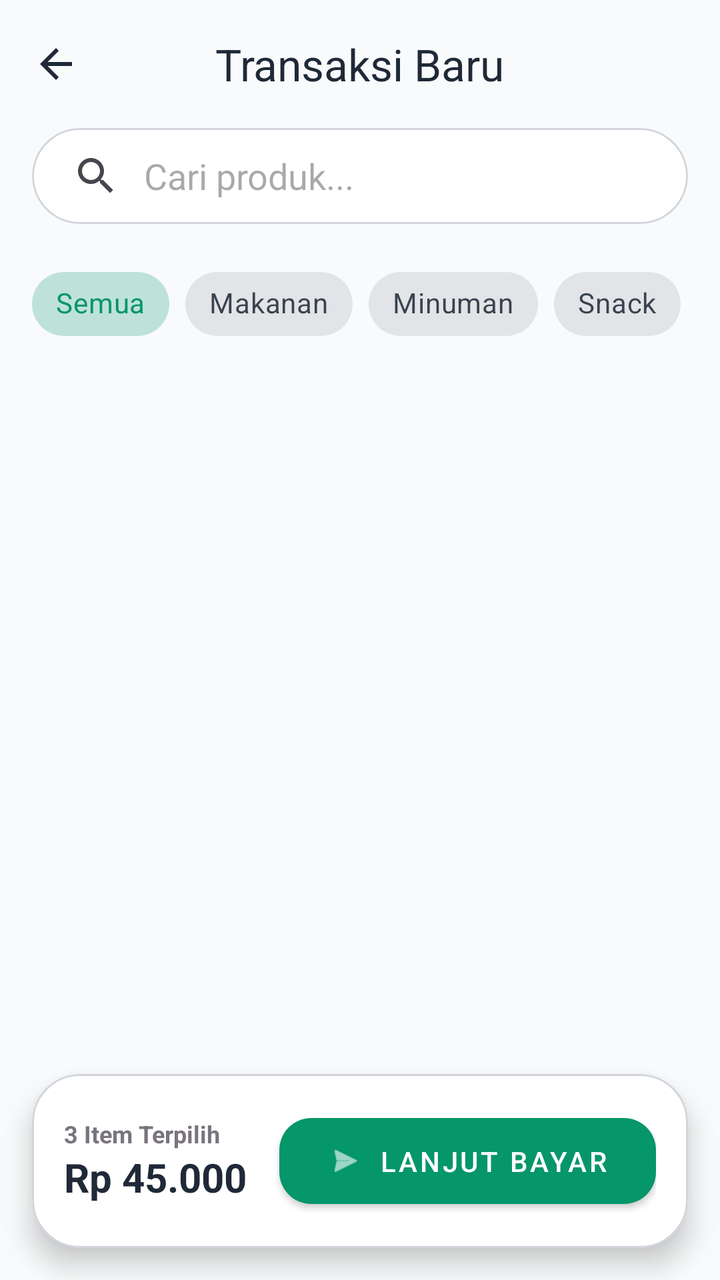
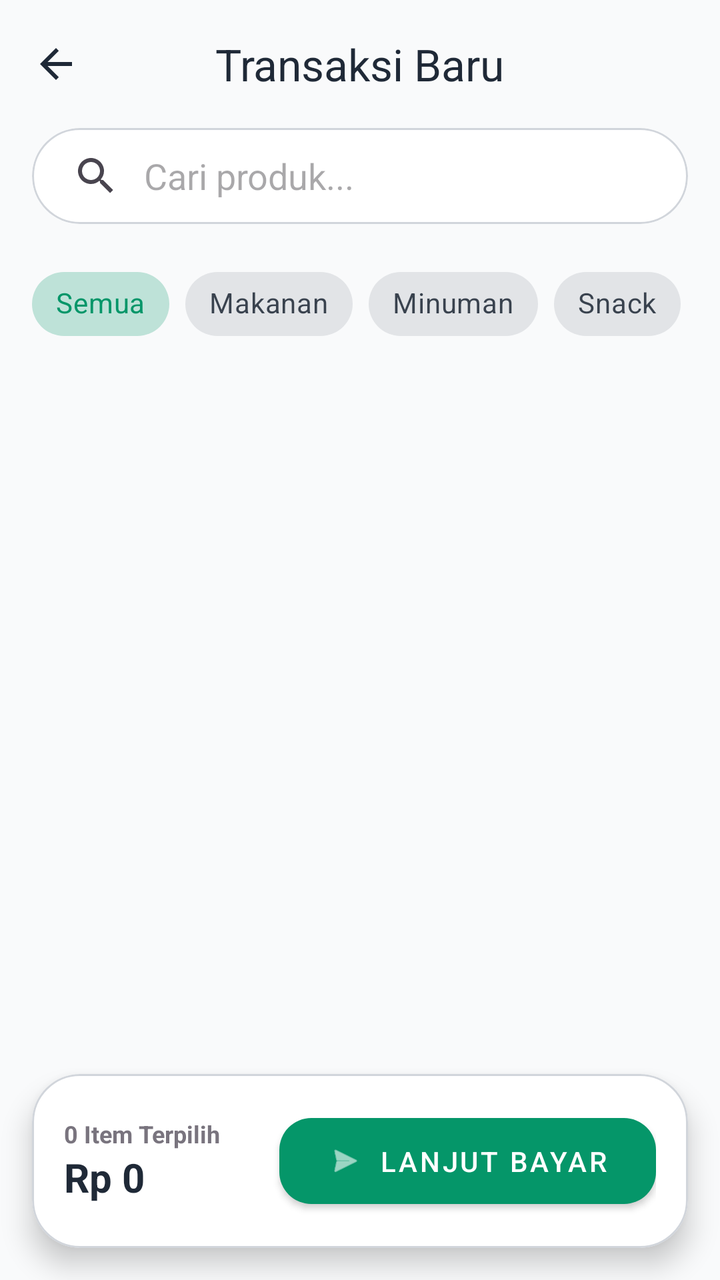

The first picture is an Android layout as it rendered before a commit; the second is the same layout after the commit. The layout source and the unified diff follow.
<!-- AndroidManifest.xml: application theme Theme.PenjualanDev -->
<!-- res/layout/activity_transaksi.xml -->
<?xml version="1.0" encoding="utf-8"?>
<androidx.coordinatorlayout.widget.CoordinatorLayout
    xmlns:android="http://schemas.android.com/apk/res/android"
    xmlns:app="http://schemas.android.com/apk/res-auto"
    xmlns:tools="http://schemas.android.com/tools"
    android:layout_width="match_parent"
    android:layout_height="match_parent"
    android:background="?attr/colorSurface"
    tools:context=".TransaksiActivity">

    
    <com.google.android.material.appbar.AppBarLayout
        android:layout_width="match_parent"
        android:layout_height="wrap_content"
        app:elevation="0dp"
        android:background="?attr/colorSurface">

        <com.google.android.material.appbar.MaterialToolbar
            android:id="@+id/toolbar"
            android:layout_width="match_parent"
            android:layout_height="?attr/actionBarSize"
            app:title="Transaksi Baru"
            app:titleCentered="true"
            app:titleTextColor="?attr/colorOnSurface"
            app:navigationIcon="?homeAsUpIndicator"
            app:navigationIconTint="?attr/colorOnSurface">
        </com.google.android.material.appbar.MaterialToolbar>

        
        <LinearLayout
            android:layout_width="match_parent"
            android:layout_height="wrap_content"
            android:paddingHorizontal="16dp"
            android:paddingBottom="16dp">
            
            <com.google.android.material.card.MaterialCardView
                android:layout_width="match_parent"
                android:layout_height="wrap_content"
                app:cardCornerRadius="24dp"
                app:cardElevation="0dp"
                app:strokeWidth="1dp"
                app:strokeColor="@color/colorOutlineStroke"
                app:cardBackgroundColor="?attr/colorSurfaceContainerHigh">
                
                <androidx.appcompat.widget.SearchView
                    android:id="@+id/search_produk"
                    android:layout_width="match_parent"
                    android:layout_height="wrap_content"
                    app:iconifiedByDefault="false"
                    app:queryBackground="@null"
                    app:queryHint="Cari produk..." />
            </com.google.android.material.card.MaterialCardView>
        </LinearLayout>
        
        
        <HorizontalScrollView
            android:layout_width="match_parent"
            android:layout_height="wrap_content"
            android:scrollbars="none"
            android:paddingHorizontal="16dp"
            android:paddingBottom="8dp">
            <com.google.android.material.chip.ChipGroup
                android:id="@+id/chip_group_kategori"
                android:layout_width="wrap_content"
                android:layout_height="wrap_content"
                app:singleLine="true"
                app:selectionRequired="true">
                <com.google.android.material.chip.Chip
                    style="@style/Widget.MaterialComponents.Chip.Choice"
                    android:layout_width="wrap_content"
                    android:layout_height="wrap_content"
                    android:text="Semua"
                    android:checked="true"/>
                <com.google.android.material.chip.Chip
                    style="@style/Widget.MaterialComponents.Chip.Choice"
                    android:layout_width="wrap_content"
                    android:layout_height="wrap_content"
                    android:text="Makanan"/>
                <com.google.android.material.chip.Chip
                    style="@style/Widget.MaterialComponents.Chip.Choice"
                    android:layout_width="wrap_content"
                    android:layout_height="wrap_content"
                    android:text="Minuman"/>
                <com.google.android.material.chip.Chip
                    style="@style/Widget.MaterialComponents.Chip.Choice"
                    android:layout_width="wrap_content"
                    android:layout_height="wrap_content"
                    android:text="Snack"/>
            </com.google.android.material.chip.ChipGroup>
        </HorizontalScrollView>

    </com.google.android.material.appbar.AppBarLayout>

    
    <FrameLayout
        android:layout_width="match_parent"
        android:layout_height="match_parent"
        app:layout_behavior="@string/appbar_scrolling_view_behavior">

        
        <ProgressBar
            android:id="@+id/view_loading"
            android:layout_width="48dp"
            android:layout_height="48dp"
            android:layout_gravity="center"
            android:indeterminateTint="?attr/colorPrimary"
            android:visibility="visible" />

        
        <LinearLayout
            android:id="@+id/layout_empty"
            android:layout_width="wrap_content"
            android:layout_height="wrap_content"
            android:layout_gravity="center"
            android:orientation="vertical"
            android:gravity="center"
            android:visibility="gone">
            <TextView
                android:layout_width="wrap_content"
                android:layout_height="wrap_content"
                android:text="Tidak ada produk ditemukan"
                android:textColor="?attr/colorOnSurfaceVariant"
                android:textSize="14sp" />
        </LinearLayout>

        
        <androidx.recyclerview.widget.RecyclerView
            android:id="@+id/rv_produk_transaksi"
            android:layout_width="match_parent"
            android:layout_height="match_parent"
            android:paddingBottom="100dp"
            android:clipToPadding="false"
            android:visibility="gone" />

    </FrameLayout>

    
    <com.google.android.material.card.MaterialCardView
        android:layout_width="match_parent"
        android:layout_height="wrap_content"
        android:layout_gravity="bottom"
        android:layout_margin="16dp"
        app:cardCornerRadius="24dp"
        app:cardElevation="8dp"
        app:cardBackgroundColor="?attr/colorSurfaceContainerHigh"
        app:strokeWidth="1dp"
        app:strokeColor="@color/colorOutlineStroke">

        <LinearLayout
            android:layout_width="match_parent"
            android:layout_height="wrap_content"
            android:orientation="horizontal"
            android:padding="16dp"
            android:gravity="center_vertical">

            
            <LinearLayout
                android:layout_width="0dp"
                android:layout_height="wrap_content"
                android:layout_weight="1"
                android:orientation="vertical">
                
                <TextView
                    android:layout_width="wrap_content"
                    android:layout_height="wrap_content"
                    android:text="3 Item Terpilih"
                    android:textColor="?attr/colorOutline"
                    android:textSize="12sp"
                    android:textStyle="bold" />
                
                <TextView
                    android:layout_width="wrap_content"
                    android:layout_height="wrap_content"
                    android:text="Rp 45.000"
                    android:textColor="?attr/colorOnSurface"
                    android:textSize="20sp"
                    android:textStyle="bold" />
            </LinearLayout>

            
            <com.google.android.material.button.MaterialButton
                style="@style/Widget.MaterialComponents.Button"
                android:layout_width="wrap_content"
                android:layout_height="wrap_content"
                android:text="Lanjut Bayar"
                app:cornerRadius="16dp"
                android:paddingHorizontal="24dp"
                android:paddingVertical="12dp"
                app:icon="@android:drawable/ic_menu_send"
                app:backgroundTint="?attr/colorPrimary"
                app:iconTint="?attr/colorOnPrimary"
                android:textColor="?attr/colorOnPrimary"/>

        </LinearLayout>
    </com.google.android.material.card.MaterialCardView>

</androidx.coordinatorlayout.widget.CoordinatorLayout>
<!-- resources referenced by this layout -->
<resources>
  <color name="colorOutlineStroke">#D1D5DB</color>
  <style name="Theme.PenjualanDev" parent="Base.Theme.PenjualanDev" />
  <style name="Base.Theme.PenjualanDev" parent="Theme.Material3.Light.NoActionBar">
          
          <item name="colorPrimary">@color/colorPrimary</item>
          <item name="colorOnPrimary">@color/colorOnPrimary</item>
          
          <item name="colorSecondary">@color/colorSecondary</item>
          <item name="colorOnSecondary">@color/colorOnSecondary</item>
          
          <item name="android:statusBarColor">@color/colorPrimary</item>
          
          <item name="colorSurface">@color/colorScreenBackground</item>
          <item name="colorOnSurface">@color/colorPrimaryText</item>
          <item name="colorSurfaceContainer">@color/colorCardBackground</item>
          <item name="colorSurfaceContainerHigh">@color/white</item>
          <item name="colorOnSurfaceVariant">@color/colorSecondaryText</item>
          <item name="colorError">@color/red</item>
          
          <item name="materialButtonStyle">@style/Widget.App.Button</item>
      </style>
  <color name="colorPrimary">#059669</color>
  <color name="colorOnPrimary">#FFFFFF</color>
  <color name="colorSecondary">#D1FAE5</color>
  <color name="colorOnSecondary">#064E3B</color>
  <color name="colorScreenBackground">#F9FAFB</color>
  <color name="colorPrimaryText">#1F2937</color>
  <color name="colorCardBackground">#FFFFFF</color>
  <color name="white">#FFFFFFFF</color>
  <color name="colorSecondaryText">#4B5563</color>
  <color name="red">#EF4444</color>
  <style name="Widget.App.Button" parent="Widget.Material3.Button">
          <item name="cornerRadius">12dp</item>
          <item name="android:minHeight">48dp</item>
          <item name="backgroundTint">@color/colorPrimary</item>
          <item name="android:textColor">@color/white</item>
          <item name="android:insetTop">0dp</item>
          <item name="android:insetBottom">0dp</item>
      </style>
</resources>

<!-- the commit's change to res/layout/activity_transaksi.xml (unified diff, before → after) -->
@@ -161,17 +161,19 @@
                 android:orientation="vertical">
                 
                 <TextView
-                    android:layout_width="wrap_content"
-                    android:layout_height="wrap_content"
-                    android:text="3 Item Terpilih"
+                    android:id="@+id/tv_cart_items"
+                    android:layout_width="wrap_content"
+                    android:layout_height="wrap_content"
+                    android:text="0 Item Terpilih"
                     android:textColor="?attr/colorOutline"
                     android:textSize="12sp"
                     android:textStyle="bold" />
                 
                 <TextView
-                    android:layout_width="wrap_content"
-                    android:layout_height="wrap_content"
-                    android:text="Rp 45.000"
+                    android:id="@+id/tv_cart_total"
+                    android:layout_width="wrap_content"
+                    android:layout_height="wrap_content"
+                    android:text="Rp 0"
                     android:textColor="?attr/colorOnSurface"
                     android:textSize="20sp"
                     android:textStyle="bold" />
@@ -179,6 +181,7 @@
 
             
             <com.google.android.material.button.MaterialButton
+                android:id="@+id/btn_pay"
                 style="@style/Widget.MaterialComponents.Button"
                 android:layout_width="wrap_content"
                 android:layout_height="wrap_content"
